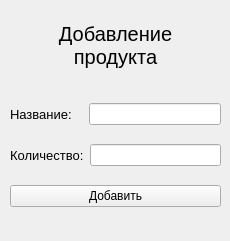
First picture: the form in forms/insert.ui, repository ssmlnsk/TableEkz, before the edit.
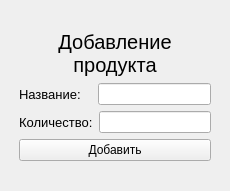
Second picture: the form after the edit.

Diff of the .ui file:
```diff
--- a/forms/insert.ui
+++ b/forms/insert.ui
@@ -7,78 +7,42 @@
     <x>0</x>
     <y>0</y>
     <width>230</width>
-    <height>241</height>
+    <height>191</height>
    </rect>
   </property>
   <property name="windowTitle">
    <string>Form</string>
   </property>
-  <widget class="QWidget" name="verticalLayoutWidget">
-   <property name="geometry">
-    <rect>
-     <x>10</x>
-     <y>90</y>
-     <width>211</width>
-     <height>131</height>
-    </rect>
-   </property>
+  <layout class="QVBoxLayout" name="verticalLayout_2">
+   <item>
    <layout class="QVBoxLayout" name="verticalLayout">
-    <item>
-     <layout class="QHBoxLayout" name="horizontalLayout_2">
-      <item>
-       <widget class="QLabel" name="label">
-        <property name="font">
-         <font>
-          <pointsize>10</pointsize>
-         </font>
-        </property>
-        <property name="text">
-         <string>Название:   </string>
-        </property>
-       </widget>
-      </item>
-      <item>
-       <widget class="QLineEdit" name="product"/>
-      </item>
-     </layout>
-    </item>
-    <item>
-     <layout class="QHBoxLayout" name="horizontalLayout">
-      <item>
-       <widget class="QLabel" name="label_2">
-        <property name="font">
-         <font>
-          <pointsize>10</pointsize>
-         </font>
-        </property>
-        <property name="text">
-         <string>Количество:</string>
-        </property>
-       </widget>
-      </item>
+     <property name="leftMargin">
+      <number>8</number>
+     </property>
+     <property name="topMargin">
+      <number>8</number>
+     </property>
+     <property name="rightMargin">
+      <number>8</number>
+     </property>
+     <property name="bottomMargin">
+      <number>8</number>
+     </property>
       <item>
-       <widget class="QLineEdit" name="quanity"/>
-      </item>
-     </layout>
-    </item>
-    <item>
-     <widget class="QPushButton" name="add_btn">
-      <property name="text">
-       <string>Добавить</string>
-      </property>
-     </widget>
-    </item>
-   </layout>
-  </widget>
+      <spacer name="verticalSpacer">
+       <property name="orientation">
+        <enum>Qt::Vertical</enum>
+       </property>
+       <property name="sizeHint" stdset="0">
+        <size>
+         <width>20</width>
+         <height>40</height>
+        </size>
+       </property>
+      </spacer>
+     </item>
+     <item>
   <widget class="QLabel" name="label_3">
-   <property name="geometry">
-    <rect>
-     <x>20</x>
-     <y>20</y>
-     <width>191</width>
-     <height>51</height>
-    </rect>
-   </property>
    <property name="font">
     <font>
      <pointsize>15</pointsize>
@@ -100,6 +64,68 @@
     <bool>true</bool>
    </property>
   </widget>
+     </item>
+     <item>
+      <layout class="QHBoxLayout" name="horizontalLayout_2">
+       <item>
+        <widget class="QLabel" name="label">
+         <property name="font">
+          <font>
+           <pointsize>10</pointsize>
+          </font>
+         </property>
+         <property name="text">
+          <string>Название:   </string>
+         </property>
+        </widget>
+       </item>
+       <item>
+        <widget class="QLineEdit" name="product"/>
+       </item>
+      </layout>
+     </item>
+     <item>
+      <layout class="QHBoxLayout" name="horizontalLayout">
+       <item>
+        <widget class="QLabel" name="label_2">
+         <property name="font">
+          <font>
+           <pointsize>10</pointsize>
+          </font>
+         </property>
+         <property name="text">
+          <string>Количество:</string>
+         </property>
+        </widget>
+       </item>
+       <item>
+        <widget class="QLineEdit" name="quanity"/>
+       </item>
+      </layout>
+     </item>
+     <item>
+      <widget class="QPushButton" name="add_btn">
+       <property name="text">
+        <string>Добавить</string>
+       </property>
+      </widget>
+     </item>
+     <item>
+      <spacer name="verticalSpacer_2">
+       <property name="orientation">
+        <enum>Qt::Vertical</enum>
+       </property>
+       <property name="sizeHint" stdset="0">
+        <size>
+         <width>20</width>
+         <height>40</height>
+        </size>
+       </property>
+      </spacer>
+     </item>
+    </layout>
+   </item>
+  </layout>
  </widget>
  <resources/>
  <connections/>
```
Lines whose indentation alone changed are shown as unchanged.
